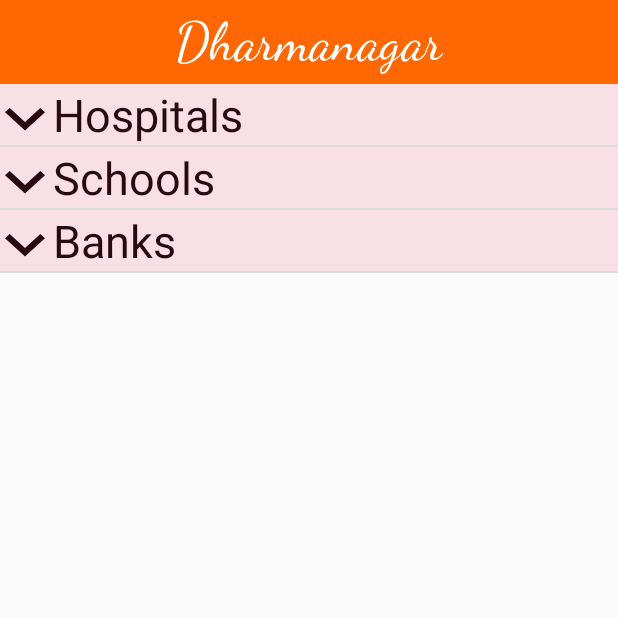
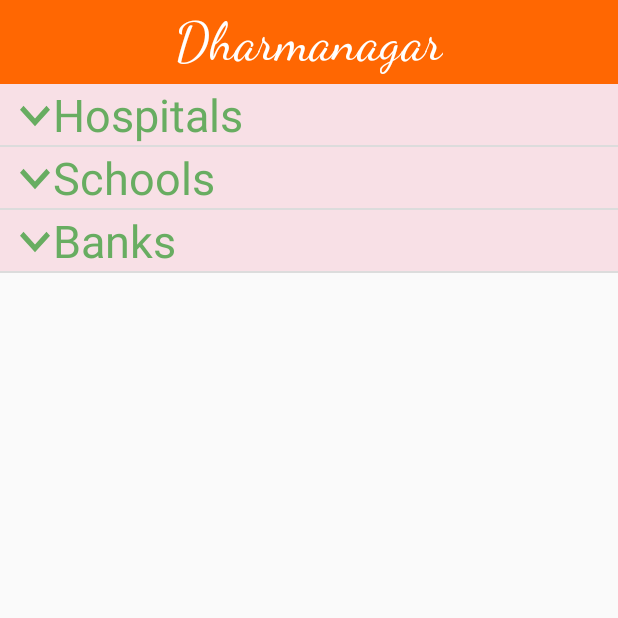
Before and after one commit to tamaldn/major_project, an Android app: the DharmanagarActivity screen opened directly, with no data from a screen before it, on a phone screen of 412 x 824 dp, the top half of it. Run offline under Robolectric (Android 15) with nearby library versions, the phone set to English and light mode, and no system bars; Roboto replaces fonts that are not available here.

```diff
--- a/app/src/main/res/drawable-anydpi/down.xml
+++ b/app/src/main/res/drawable-anydpi/down.xml
@@ -1,9 +1,9 @@
 <vector xmlns:android="http://schemas.android.com/apk/res/android"
-    android:width="40dp"
-    android:height="24dp"
+    android:width="30dp"
+    android:height="25dp"
     android:viewportWidth="18"
-    android:viewportHeight="20"
-    android:tint="#2A0A12">
+    android:viewportHeight="22"
+    android:tint="#99088a08">
     <path
         android:fillColor="#FF000000"
         android:pathData="M7.41,7.84L12,12.42l4.59,-4.58L18,9.25l-6,6 -6,-6z"/>
--- a/app/src/main/res/drawable-anydpi/up.xml
+++ b/app/src/main/res/drawable-anydpi/up.xml
@@ -1,9 +1,9 @@
 <vector xmlns:android="http://schemas.android.com/apk/res/android"
-    android:width="40dp"
-    android:height="24dp"
+    android:width="30dp"
+    android:height="25dp"
     android:viewportWidth="18"
-    android:viewportHeight="20"
-    android:tint="#2A0A12">
+    android:viewportHeight="22"
+    android:tint="#99088a08">
     <path
         android:fillColor="#FF000000"
         android:pathData="M7.41,15.41L12,10.83l4.59,4.58L18,14l-6,-6 -6,6z"/>
--- a/app/src/main/res/layout/content.xml
+++ b/app/src/main/res/layout/content.xml
@@ -143,8 +143,8 @@
 
     <ImageButton
         android:id="@+id/imageButton4"
-        android:layout_width="35dp"
-        android:layout_height="35dp"
+        android:layout_width="30dp"
+        android:layout_height="30dp"
         android:layout_marginStart="8dp"
         android:scaleType="fitXY"
         android:background="#00000000"
--- a/app/src/main/res/layout/dharmanagar.xml
+++ b/app/src/main/res/layout/dharmanagar.xml
@@ -37,8 +37,7 @@
         android:id="@+id/expandablelistview"
         android:layout_width="match_parent"
         android:layout_height="match_parent"
-        android:groupIndicator="@drawable/customindicator"
-        android:indicatorLeft="-10dp">
+        android:groupIndicator="@drawable/customindicator" >
     </ExpandableListView>
 
 </LinearLayout>
--- a/app/src/main/res/layout/parent_layout.xml
+++ b/app/src/main/res/layout/parent_layout.xml
@@ -11,7 +11,7 @@
         android:layout_height="match_parent"
         android:fontFamily="@font/biorhyme_bold"
         android:gravity="top"
-        android:textColor="#2a0a12"
+        android:textColor="#99088a08"
         android:text="Hello World"
         android:textSize="30dp"/>
 
```
